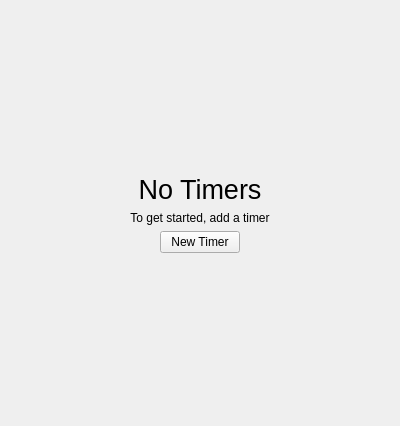
Qt form statuscenter/OverviewPane/Timers/timerpage.ui (vicr123/theshell) before a commit.
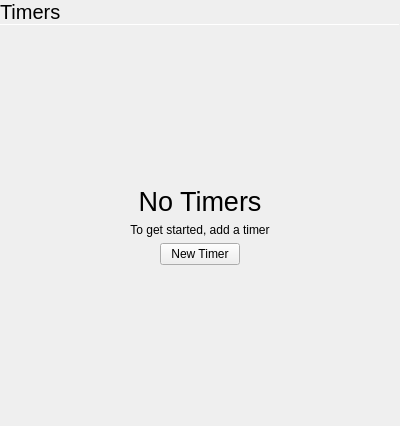
The same form after that commit. The open tabs and pages were chosen to show the change. Icons and pictures are not drawn.

Commit message: Enhancements to timer

```diff
--- a/statuscenter/OverviewPane/Timers/timerpage.ui
+++ b/statuscenter/OverviewPane/Timers/timerpage.ui
@@ -18,6 +18,54 @@
   </property>
   <widget class="QWidget" name="noTimersPage">
    <layout class="QVBoxLayout" name="verticalLayout">
+    <property name="spacing">
+     <number>0</number>
+    </property>
+    <property name="leftMargin">
+     <number>0</number>
+    </property>
+    <property name="topMargin">
+     <number>0</number>
+    </property>
+    <property name="rightMargin">
+     <number>0</number>
+    </property>
+    <property name="bottomMargin">
+     <number>0</number>
+    </property>
+    <item>
+     <widget class="QLabel" name="label_5">
+      <property name="font">
+       <font>
+        <pointsize>15</pointsize>
+       </font>
+      </property>
+      <property name="text">
+       <string>Timers</string>
+      </property>
+      <property name="margin">
+       <number>9</number>
+      </property>
+     </widget>
+    </item>
+    <item>
+     <widget class="Line" name="line_3">
+      <property name="maximumSize">
+       <size>
+        <width>16777215</width>
+        <height>1</height>
+       </size>
+      </property>
+      <property name="orientation">
+       <enum>Qt::Horizontal</enum>
+      </property>
+     </widget>
+    </item>
+    <item>
+     <layout class="QVBoxLayout" name="verticalLayout_6">
+      <property name="spacing">
+       <number>6</number>
+      </property>
     <item>
      <spacer name="verticalSpacer">
       <property name="orientation">
@@ -109,6 +157,8 @@
        </size>
       </property>
      </spacer>
+      </item>
+     </layout>
     </item>
    </layout>
   </widget>
```
Left out of the diff: 2 changed lines with no effect on the pictures. Lines whose indentation alone changed are shown as unchanged. The commit also changes 4 other files.
